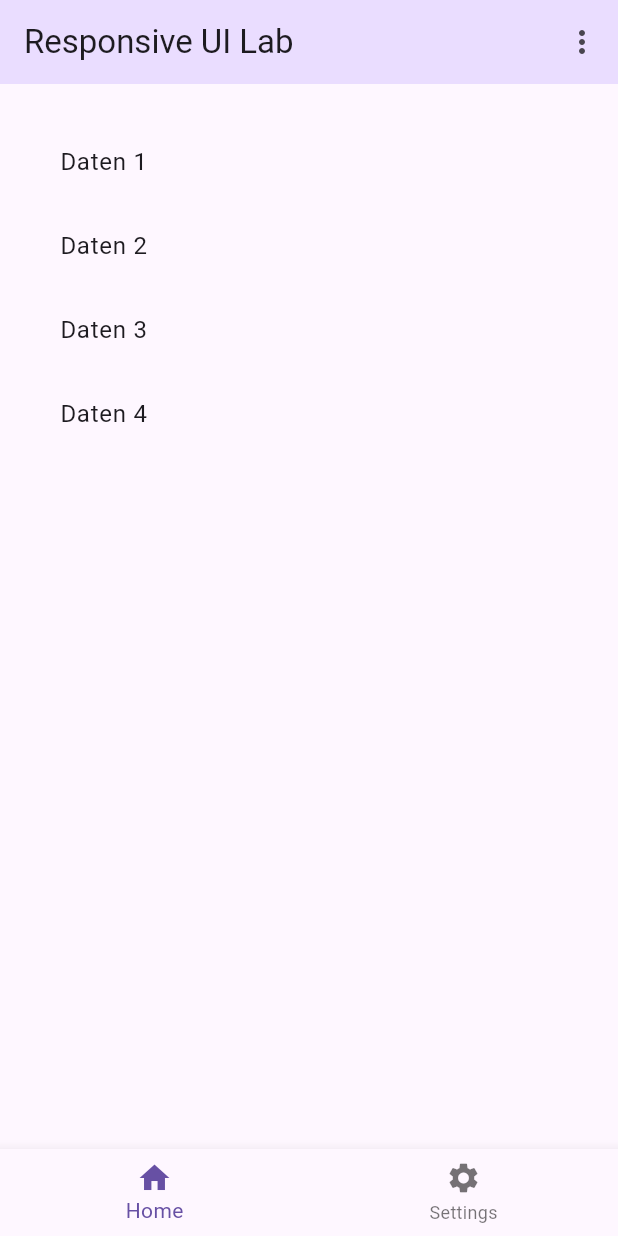
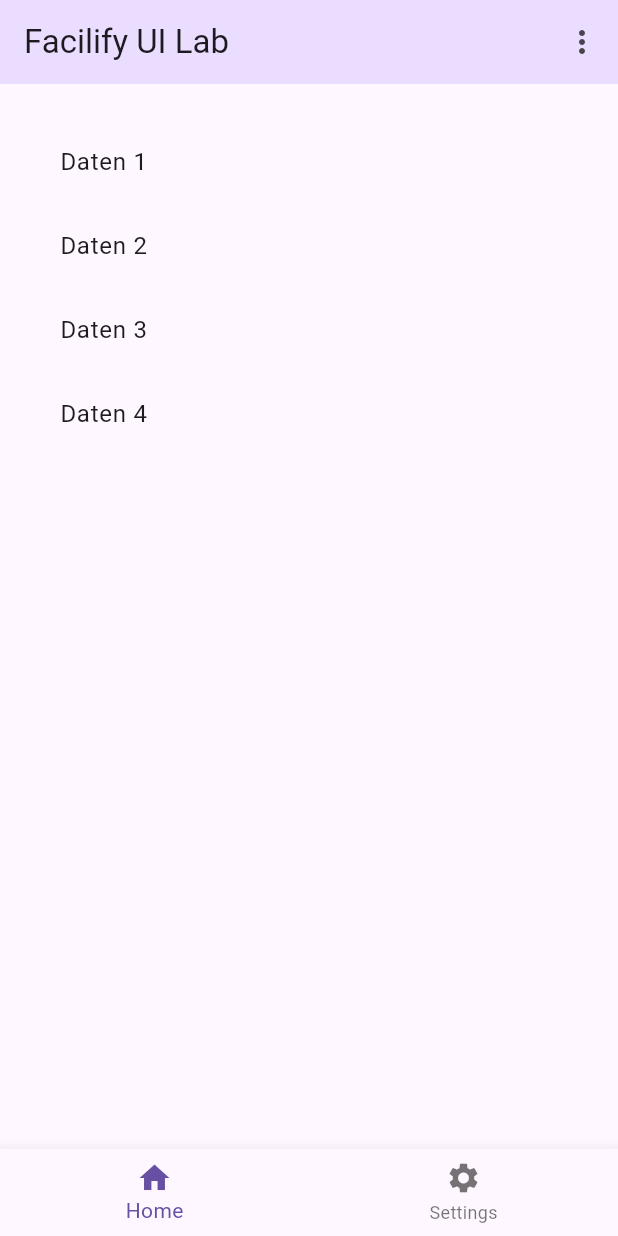
Before and after one commit to kode7/facilify-ui-lab, a Flutter app: the screen it shows after launch, on a phone screen of 412 x 824 dp. Run offline on Flutter 3.47's test engine with Material 3 defaults, Android fonts, the phone set to English and light mode, and no system bars; our stand-ins replace flutter_screenutil.

Commit message:
changed title

```diff
--- a/lib/main.dart
+++ b/lib/main.dart
@@ -113,7 +113,7 @@ class HomeAppBar extends StatelessWidget implements PreferredSizeWidget {
   @override
   Widget build(BuildContext context) {
     return AppBar(
-      title: const Text('Responsive UI Lab'),
+      title: const Text('Facilify UI Lab'),
       centerTitle: false,
       backgroundColor: Theme.of(context).colorScheme.primaryContainer,
       actions: _buildActions(context),
```
